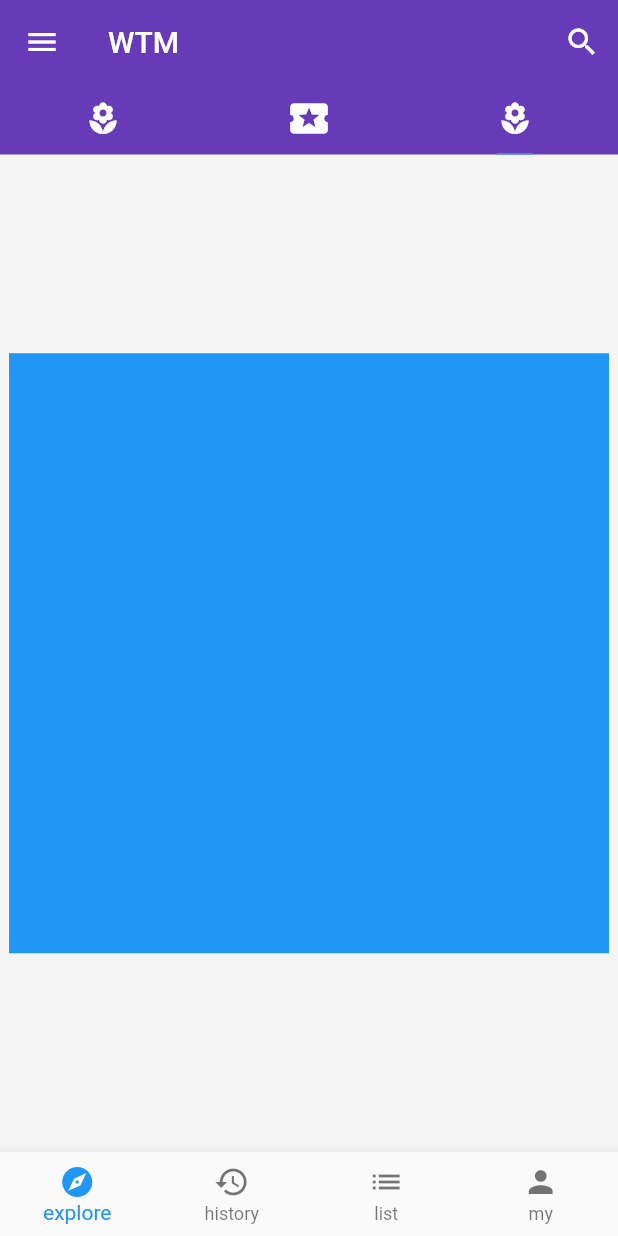
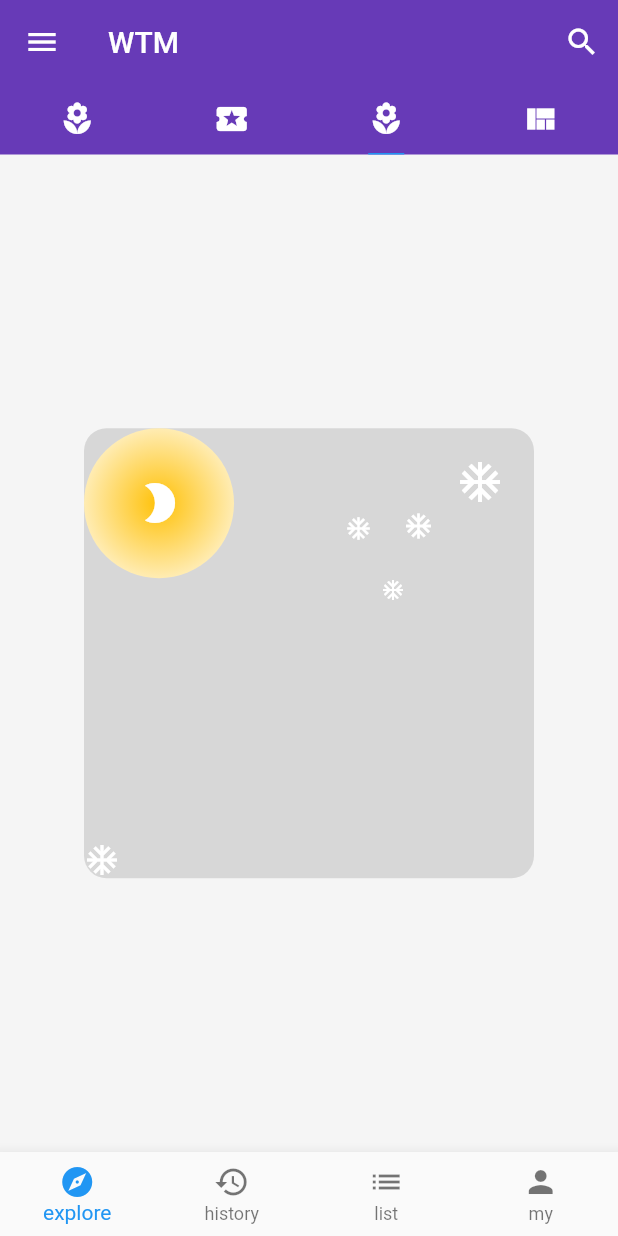
Before and after one commit to zwna/flutter, a Flutter app: the screen it shows after launch, tab 3 chosen, on a phone screen of 412 x 824 dp. Run offline on Flutter 3.47's test engine with Material 2 defaults, Android fonts, the phone set to English and light mode, and no system bars; network calls fail.

Commit message:
2018-12-10 第二次提交

```diff
--- a/lib/demo/basic_demo.dart
+++ b/lib/demo/basic_demo.dart
@@ -102,7 +102,6 @@ class TextDemo extends StatelessWidget{
 
   final TextStyle _textStyle = TextStyle(
     fontSize: 20.0,
-
   );
 
   @override
--- a/lib/demo/hello-demo.dart
+++ b/lib/demo/hello-demo.dart
@@ -4,15 +4,14 @@ import 'package:flutter_app/demo/bottom_navigation_demo.dart';
 import 'package:flutter_app/demo/listview-demo.dart';
 import 'package:flutter_app/demo/basic_demo.dart';
 import 'package:flutter_app/demo/layout_demo.dart';
+import 'package:flutter_app/demo/view_demo.dart';
 
 class Home extends StatelessWidget{
-
-
 
   @override
   Widget build(BuildContext context) {
     return  DefaultTabController(
-      length: 3,
+      length: 4,
       child: Scaffold(
         backgroundColor: Colors.grey[100],
         appBar: AppBar(
@@ -27,8 +26,9 @@ class Home extends StatelessWidget{
             indicatorWeight:1.0,
             tabs: <Widget>[
               Tab(icon: Icon(Icons.local_florist)),
-              Tab(icon: Icon(Icons.local_activity,size: 30.0,)),
+              Tab(icon: Icon(Icons.local_activity)),
               Tab(icon: Icon(Icons.local_florist)),
+              Tab(icon: Icon(Icons.view_quilt)),
             ],
           ),
           actions: <Widget>[
@@ -45,6 +45,7 @@ class Home extends StatelessWidget{
              ListViewWidget(),
              BasicDemo(),
              LayoutDemo(),
+             ViewDemo(),
            ]),
         drawer: DrawerDemo(),
         bottomNavigationBar:BottomNavigationDemo(),
--- a/lib/demo/layout_demo.dart
+++ b/lib/demo/layout_demo.dart
@@ -8,18 +8,28 @@ class LayoutDemo extends StatelessWidget{
       child: Column(
         mainAxisAlignment: MainAxisAlignment.center,
         children: <Widget>[
-          ConstrainedBox(
-            constraints: BoxConstraints(
-              minHeight: 200.0,
-              maxWidth: 400.0,
-              minWidth: 200.0,
-              maxHeight: 400.0,
-            ),
-            child: Container(
-              color: Colors.blue,
-            ),
-          )
+//          ConstrainedBoxDemo()
+//        AspectRatioDemo()
+        StackDemo()
         ],
+      ),
+    );
+  }
+}
+
+class ConstrainedBoxDemo extends StatelessWidget{
+
+  @override
+  Widget build(BuildContext context) {
+    return  ConstrainedBox(
+      constraints: BoxConstraints(
+        minHeight: 200.0,
+        maxWidth: 300.0,
+        minWidth: 200.0,
+//        maxHeight: 400.0,
+      ),
+      child: Container(
+        color: Colors.blue,//设置背景色
       ),
     );
   }
@@ -42,10 +52,10 @@ class StackDemo extends StatelessWidget{
   @override
   Widget build(BuildContext context) {
     return  Stack(
-      alignment: Alignment(1.0, 0.0),
+      alignment: Alignment.topLeft,
       children: <Widget>[
         SizedBox(
-          width: 200.0,
+          width: 300.0,
           height: 300.0,
           child: Container(
 //             alignment: Alignment(1.0, -0.5),
@@ -55,13 +65,13 @@ class StackDemo extends StatelessWidget{
           ),
             alignment: Alignment.bottomLeft,
             decoration: BoxDecoration(
-              color: Colors.indigoAccent,
+              color: Colors.black12,
               borderRadius: BorderRadius.circular(15.0),
             ),
           ),
         ),
         SizedBox(
-          height: 20.0,
+          height: 10.0,
         ),
         SizedBox(
           width: 100.0,
@@ -85,42 +95,42 @@ class StackDemo extends StatelessWidget{
             ),
           ),
         ),
-//        Positioned(
-//          top: 20.0,
-//          right: 20.0,
-//          child: Icon(
-//            Icons.ac_unit,
-//            color: Colors.white,
-//            size: 32.0,
-//          ),
-//        ),
-//        Positioned(
-//          top: 55.0,
-//          right: 67.0,
-//          child: Icon(
-//            Icons.ac_unit,
-//            color: Colors.white,
-//            size: 32.0,
-//          ),
-//        ),
-//        Positioned(
-//          top: 58.0,
-//          right: 108.0,
-//          child: Icon(
-//            Icons.ac_unit,
-//            color: Colors.white,
-//            size: 32.0,
-//          ),
-//        ),
-//        Positioned(
-//          top: 100.0,
-//          right: 86.0,
-//          child: Icon(
-//            Icons.ac_unit,
-//            color: Colors.white,
-//            size: 32.0,
-//          ),
-//        ),
+        Positioned(
+          top: 20.0,
+          right: 20.0,
+          child: Icon(
+            Icons.ac_unit,
+            color: Colors.white,
+            size: 32.0,
+          ),
+        ),
+        Positioned(
+          top: 55.0,
+          right: 67.0,
+          child: Icon(
+            Icons.ac_unit,
+            color: Colors.white,
+            size: 20.0,
+          ),
+        ),
+        Positioned(
+          top: 58.0,
+          right: 108.0,
+          child: Icon(
+            Icons.ac_unit,
+            color: Colors.white,
+            size: 18.0,
+          ),
+        ),
+        Positioned(
+          top: 100.0,
+          right: 86.0,
+          child: Icon(
+            Icons.ac_unit,
+            color: Colors.white,
+            size: 16.0,
+          ),
+        ),
       ],
     );
   }
```
Also changed, not shown: lib/demo/view_demo.dart (added, +45 -0 lines).
